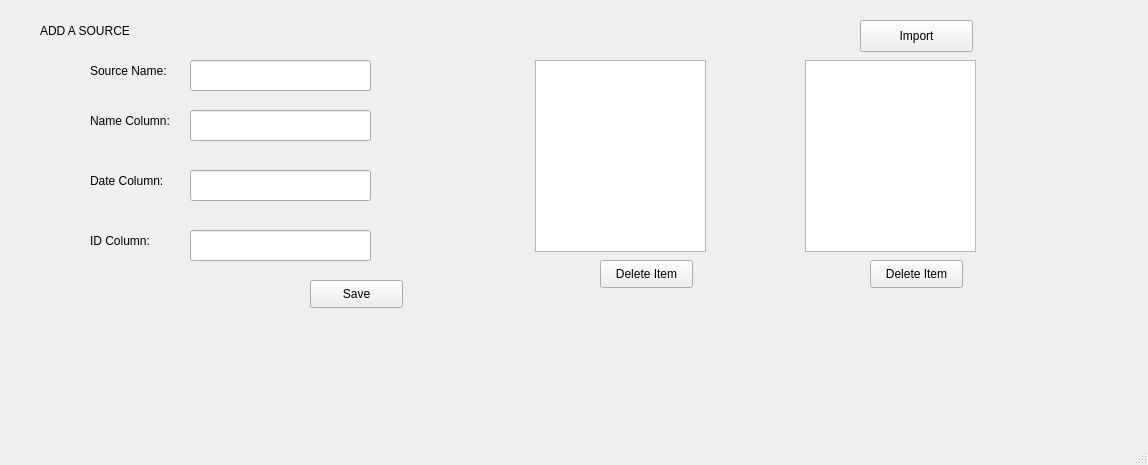
Old version of the form src/multipleFiles.ui in the repository andrewh1011/project_elevate.
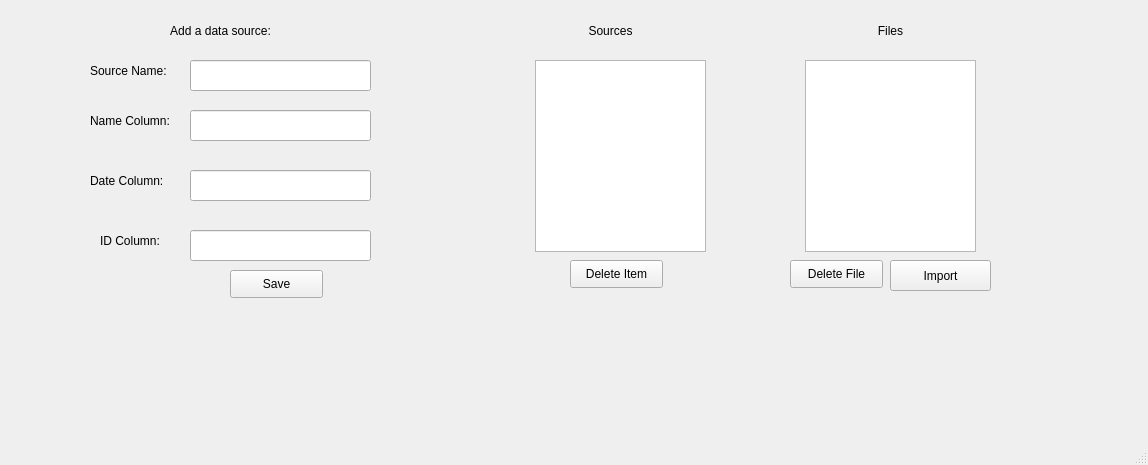
New version of the form.

Commit message: big UI visual improvements - added header labels, centered text, and moved buttons to better stops

Patch:
```diff
--- a/src/multipleFiles.ui
+++ b/src/multipleFiles.ui
@@ -17,10 +17,10 @@
    <widget class="QPushButton" name="importButton">
     <property name="geometry">
      <rect>
-      <x>860</x>
-      <y>20</y>
-      <width>113</width>
-      <height>32</height>
+      <x>890</x>
+      <y>260</y>
+      <width>101</width>
+      <height>31</height>
      </rect>
     </property>
     <property name="text">
@@ -40,14 +40,14 @@
    <widget class="QPushButton" name="deleteFileBtn">
     <property name="geometry">
      <rect>
-      <x>870</x>
+      <x>790</x>
       <y>260</y>
       <width>93</width>
       <height>28</height>
      </rect>
     </property>
     <property name="text">
-     <string>Delete Item</string>
+     <string>Delete File</string>
     </property>
    </widget>
    <widget class="QLineEdit" name="idColEdit">
@@ -79,8 +79,8 @@
    <widget class="QPushButton" name="saveSourceBtn">
     <property name="geometry">
      <rect>
-      <x>310</x>
-      <y>280</y>
+      <x>230</x>
+      <y>270</y>
       <width>93</width>
       <height>28</height>
      </rect>
@@ -131,14 +131,17 @@
    <widget class="QLabel" name="label_5">
     <property name="geometry">
      <rect>
-      <x>40</x>
+      <x>60</x>
       <y>10</y>
       <width>321</width>
       <height>41</height>
      </rect>
     </property>
     <property name="text">
-     <string>ADD A SOURCE</string>
+     <string>Add a data source:</string>
+    </property>
+    <property name="alignment">
+     <set>Qt::AlignCenter</set>
     </property>
    </widget>
    <widget class="QLineEdit" name="nameColEdit">
@@ -157,7 +160,7 @@
    <widget class="QLabel" name="label_4">
     <property name="geometry">
      <rect>
-      <x>90</x>
+      <x>100</x>
       <y>230</y>
       <width>101</width>
       <height>21</height>
@@ -206,7 +209,7 @@
    <widget class="QPushButton" name="deleteSourceBtn">
     <property name="geometry">
      <rect>
-      <x>600</x>
+      <x>570</x>
       <y>260</y>
       <width>93</width>
       <height>28</height>
@@ -216,6 +219,38 @@
      <string>Delete Item</string>
     </property>
    </widget>
+   <widget class="QLabel" name="label_7">
+    <property name="geometry">
+     <rect>
+      <x>450</x>
+      <y>10</y>
+      <width>321</width>
+      <height>41</height>
+     </rect>
+    </property>
+    <property name="text">
+     <string>Sources</string>
+    </property>
+    <property name="alignment">
+     <set>Qt::AlignCenter</set>
+    </property>
+   </widget>
+   <widget class="QLabel" name="label_8">
+    <property name="geometry">
+     <rect>
+      <x>730</x>
+      <y>10</y>
+      <width>321</width>
+      <height>41</height>
+     </rect>
+    </property>
+    <property name="text">
+     <string>Files</string>
+    </property>
+    <property name="alignment">
+     <set>Qt::AlignCenter</set>
+    </property>
+   </widget>
   </widget>
   <widget class="QMenuBar" name="menubar">
    <property name="geometry">
```
Left out of the diff: 2 changed lines with no effect on the pictures. The commit also changes 1 other file.
